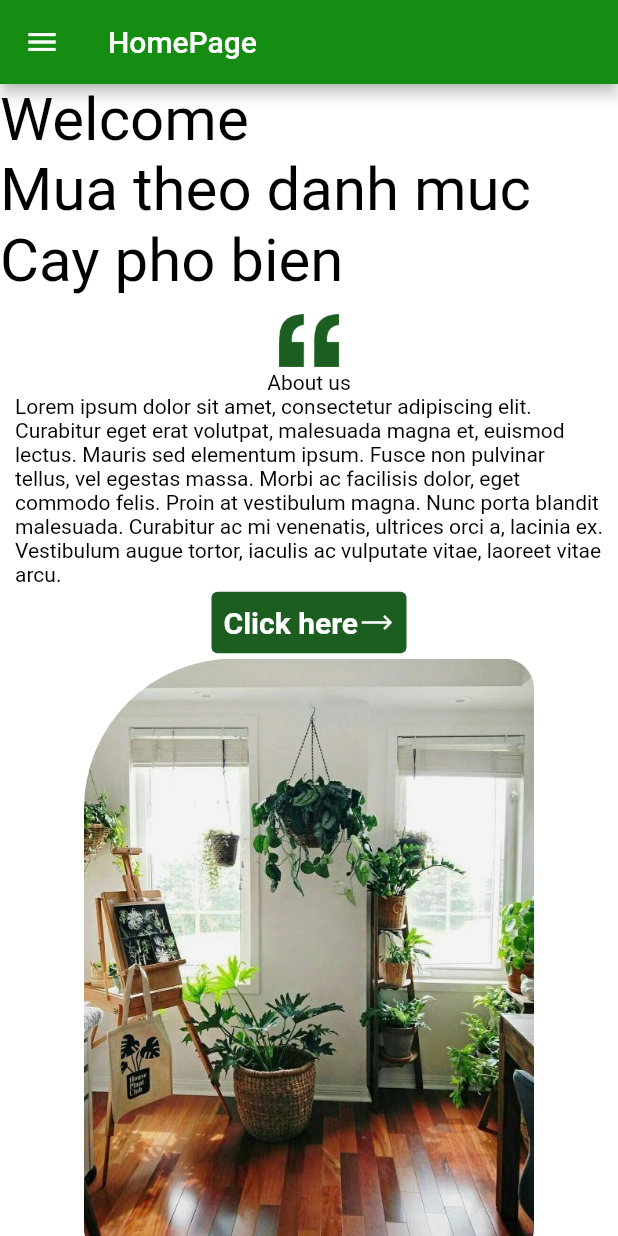
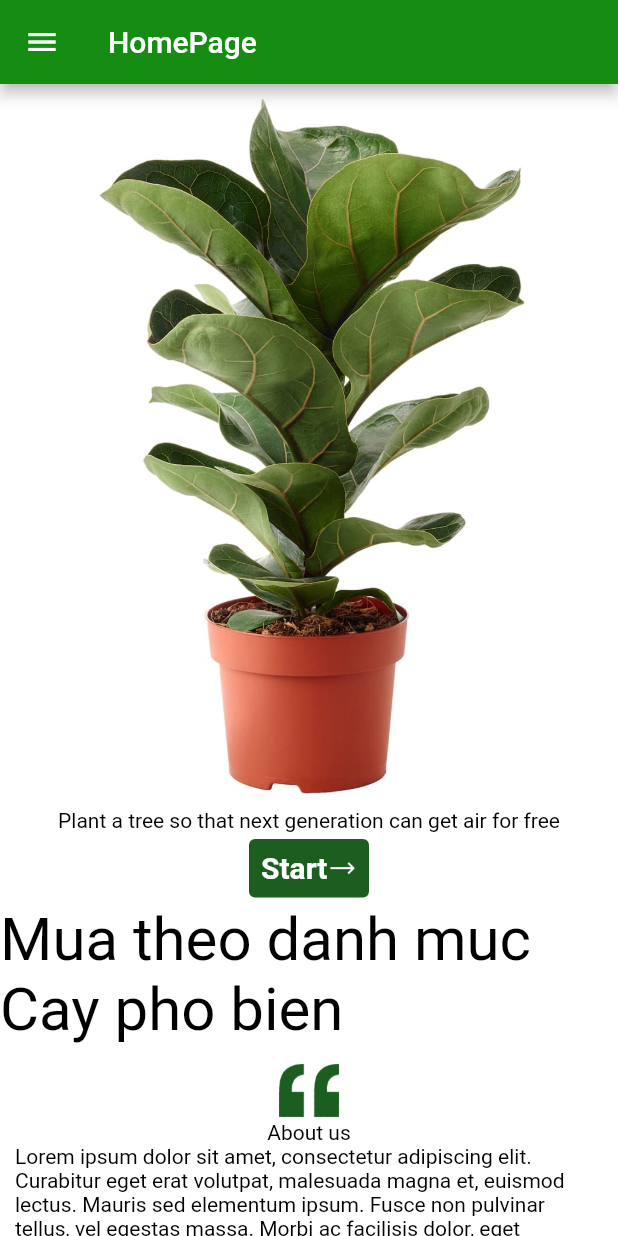
Before and after one commit to ngocdu171/Plants-Shop-App, a Flutter app: the screen it shows after launch, on a phone screen of 412 x 824 dp. Run offline on Flutter 3.47's test engine with Material 2 defaults, Android fonts, the phone set to English and light mode, and no system bars; our stand-ins replace google_fonts.

Commit message:
create welcome widget

```diff
--- a/plantshopapps/lib/screens/homepage.dart
+++ b/plantshopapps/lib/screens/homepage.dart
@@ -1,6 +1,7 @@
 import 'package:flutter/material.dart';
 import 'package:plantshopapps/widgets/aboutus.dart';
 import 'package:plantshopapps/widgets/footer.dart';
+import 'package:plantshopapps/widgets/welcome.dart';
 
 
 class HomePage extends StatelessWidget {
@@ -16,7 +17,7 @@ class HomePage extends StatelessWidget {
       ),
       body: ListView(
         children: const <Widget>[
-          Text('Welcome', style: TextStyle(fontSize: 40),),
+          Welcome(),
           Text('Mua theo danh muc', style: TextStyle(fontSize: 40),),
           Text('Cay pho bien', style: TextStyle(fontSize: 40),),
           AboutUs(),
--- /dev/null
+++ b/plantshopapps/lib/widgets/welcome.dart
@@ -0,0 +1,42 @@
+import 'package:flutter/material.dart';
+
+class Welcome extends StatelessWidget {
+  const Welcome({ Key? key }) : super(key: key);
+
+  @override
+  Widget build(BuildContext context) {
+    return Container(
+      child: Column(
+        children: [
+          Image.asset("assets/images/Ficus Lyrata-Fiddle leaf Fig Plant.jpg"),
+          const Text("Plant a tree so that next generation can get air for free"),
+          SizedBox(
+            width: 80,
+            child: TextButton(
+                style: TextButton.styleFrom(
+                  backgroundColor: Colors.green.shade900,
+                ),
+                onPressed: () {},
+                child: Row(
+                  children: [
+                    const Text(
+                      'Start',
+                      style: TextStyle(
+                        fontWeight: FontWeight.bold,
+                        fontSize: 20,
+                        color: Color.fromARGB(255, 255, 255, 255),
+                      ),
+                    ),
+                    Image.asset(
+                      "assets/icons/icons8-arrow-64.png",
+                      width: 20,
+                      color: Colors.white,
+                    )
+                  ],
+                )),
+          ),
+        ],
+      ),
+    );
+  }
+}
```
